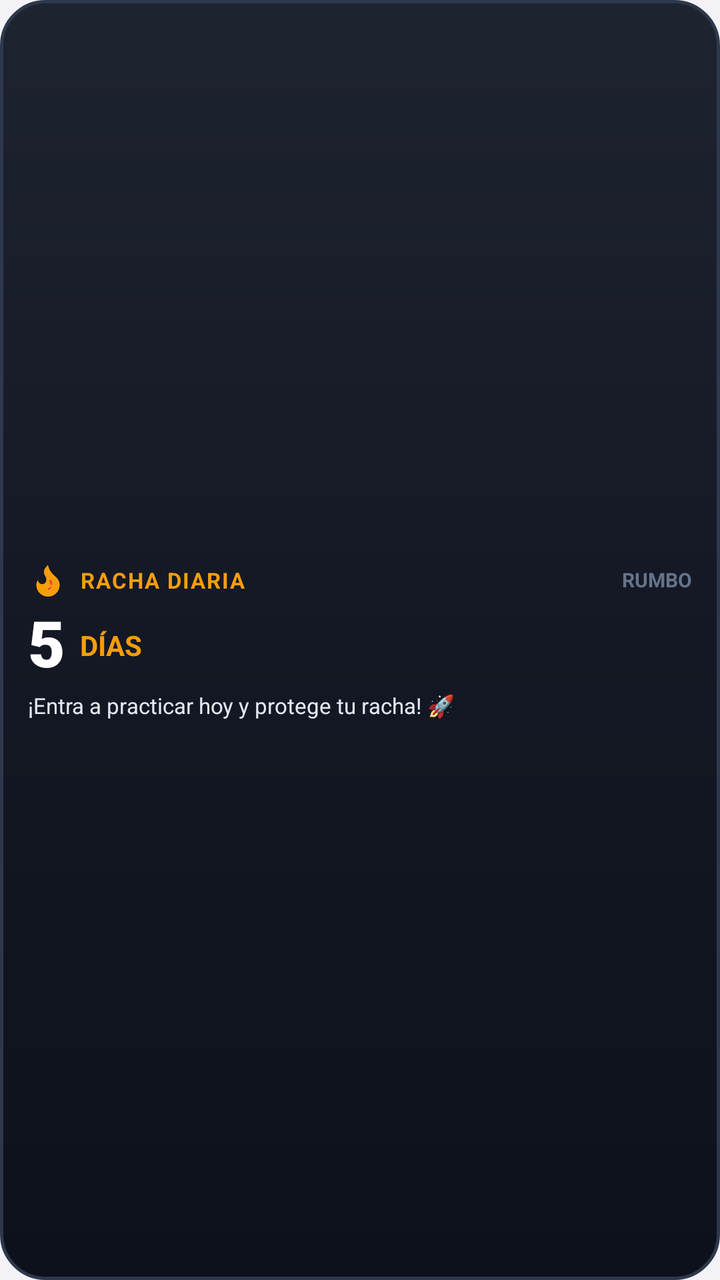
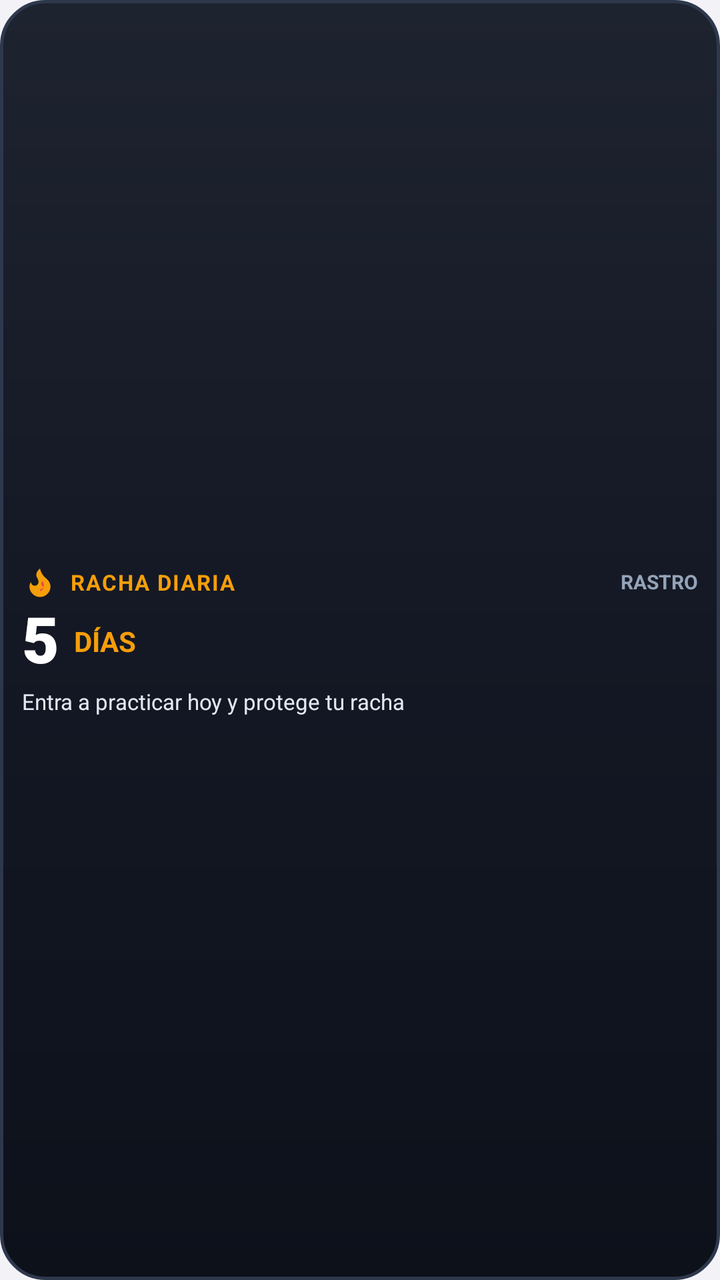

The first picture is an Android layout as it rendered before a commit; the second is the same layout after the commit. The layout source and the unified diff follow.
<!-- AndroidManifest.xml: application theme AppTheme -->
<!-- res/layout/widget_mini_streak.xml -->
<?xml version="1.0" encoding="utf-8"?>
<LinearLayout xmlns:android="http://schemas.android.com/apk/res/android"
    android:id="@+id/widget_mini_root"
    android:layout_width="match_parent"
    android:layout_height="match_parent"
    android:orientation="vertical"
    android:background="@drawable/widget_background"
    android:padding="14dp"
    android:gravity="center_vertical">

    
    <LinearLayout
        android:layout_width="match_parent"
        android:layout_height="wrap_content"
        android:orientation="horizontal"
        android:gravity="center_vertical"
        android:layout_marginBottom="4dp">

        <ImageView
            android:layout_width="20dp"
            android:layout_height="20dp"
            android:src="@drawable/ic_flame_vector"
            android:contentDescription="Llama de racha"
            android:layout_marginEnd="6dp" />

        <TextView
            android:layout_width="0dp"
            android:layout_height="wrap_content"
            android:layout_weight="1"
            android:text="RACHA DIARIA"
            android:textColor="#F59E0B"
            android:textSize="11sp"
            android:textStyle="bold"
            android:letterSpacing="0.06" />

        <TextView
            android:layout_width="wrap_content"
            android:layout_height="wrap_content"
            android:text="RUMBO"
            android:textColor="#64748B"
            android:textSize="10sp"
            android:textStyle="bold" />
    </LinearLayout>

    
    <LinearLayout
        android:layout_width="match_parent"
        android:layout_height="wrap_content"
        android:orientation="horizontal"
        android:gravity="center_vertical"
        android:layout_marginBottom="4dp">

        <TextView
            android:id="@+id/widget_mini_streak_number"
            android:layout_width="wrap_content"
            android:layout_height="wrap_content"
            android:text="5"
            android:textColor="#FFFFFF"
            android:textSize="32sp"
            android:textStyle="bold"
            android:fontFamily="sans-serif-black"
            android:includeFontPadding="false" />

        <TextView
            android:layout_width="wrap_content"
            android:layout_height="wrap_content"
            android:text=" DÍAS"
            android:textColor="#F59E0B"
            android:textSize="14sp"
            android:textStyle="bold"
            android:layout_marginStart="4dp" />
    </LinearLayout>

    
    <TextView
        android:id="@+id/widget_mini_message"
        android:layout_width="match_parent"
        android:layout_height="wrap_content"
        android:text="¡Entra a practicar hoy y protege tu racha! 🚀"
        android:textColor="#E2E8F0"
        android:textSize="11sp"
        android:lineSpacingExtra="1dp"
        android:maxLines="2"
        android:ellipsize="end" />

</LinearLayout>
<!-- resources referenced by this layout -->
<resources>
  <!-- drawable ic_flame_vector (drawable) -->
  <vector xmlns:android="http://schemas.android.com/apk/res/android"
      android:width="24dp"
      android:height="24dp"
      android:viewportWidth="24"
      android:viewportHeight="24">
      <path
          android:fillColor="#F59E0B"
          android:pathData="M8.5,14.5A2.5,2.5 0,0 0,11 12c0,-1.38 -0.5,-2 -1,-3 -1.072,-2.143 -0.224,-4.054 2,-6 0.5,2.5 2,4.9 4,6.5 2,1.6 3,3.5 3,5.5a7,7 0,1 1,-14 0c0,-1.153 0.433,-2.294 1,-3a2.5,2.5 0,0 0,2.5 2.5z" />
      <path
          android:fillColor="#EF4444"
          android:pathData="M12,18a2,2 0,0 0,2 -2c0,-0.8 -0.4,-1.3 -0.8,-1.8 -0.7,-0.9 -0.4,-1.8 0.4,-2.7a3.5,3.5 0,0 1,1 2.2c0,1.5 -0.9,2.8 -2.6,3.3z" />
  </vector>
  <!-- drawable widget_background (drawable) -->
  <?xml version="1.0" encoding="utf-8"?>
  <shape xmlns:android="http://schemas.android.com/apk/res/android"
      android:shape="rectangle">
      <corners android:radius="22dp" />
      <gradient
          android:startColor="#1E2330"
          android:centerColor="#141824"
          android:endColor="#0D111A"
          android:angle="270" />
      <stroke
          android:width="1.5dp"
          android:color="#2E384D" />
  </shape>
  <style name="AppTheme" parent="Theme.AppCompat.Light.DarkActionBar">
          
          <item name="colorPrimary">@color/colorPrimary</item>
          <item name="colorPrimaryDark">@color/colorPrimaryDark</item>
          <item name="colorAccent">@color/colorAccent</item>
          
          <item name="android:windowBackground">#F2F2F7</item>
      </style>
</resources>

<!-- the commit's change to res/layout/widget_mini_streak.xml (unified diff, before → after) -->
@@ -5,7 +5,7 @@
     android:layout_height="match_parent"
     android:orientation="vertical"
     android:background="@drawable/widget_background"
-    android:padding="14dp"
+    android:padding="11dp"
     android:gravity="center_vertical">
 
     
@@ -14,11 +14,11 @@
         android:layout_height="wrap_content"
         android:orientation="horizontal"
         android:gravity="center_vertical"
-        android:layout_marginBottom="4dp">
+        android:layout_marginBottom="2dp">
 
         <ImageView
-            android:layout_width="20dp"
-            android:layout_height="20dp"
+            android:layout_width="18dp"
+            android:layout_height="18dp"
             android:src="@drawable/ic_flame_vector"
             android:contentDescription="Llama de racha"
             android:layout_marginEnd="6dp" />
@@ -36,8 +36,8 @@
         <TextView
             android:layout_width="wrap_content"
             android:layout_height="wrap_content"
-            android:text="RUMBO"
-            android:textColor="#64748B"
+            android:text="RASTRO"
+            android:textColor="#94A3B8"
             android:textSize="10sp"
             android:textStyle="bold" />
     </LinearLayout>
@@ -76,7 +76,7 @@
         android:id="@+id/widget_mini_message"
         android:layout_width="match_parent"
         android:layout_height="wrap_content"
-        android:text="¡Entra a practicar hoy y protege tu racha! 🚀"
+        android:text="Entra a practicar hoy y protege tu racha"
         android:textColor="#E2E8F0"
         android:textSize="11sp"
         android:lineSpacingExtra="1dp"
